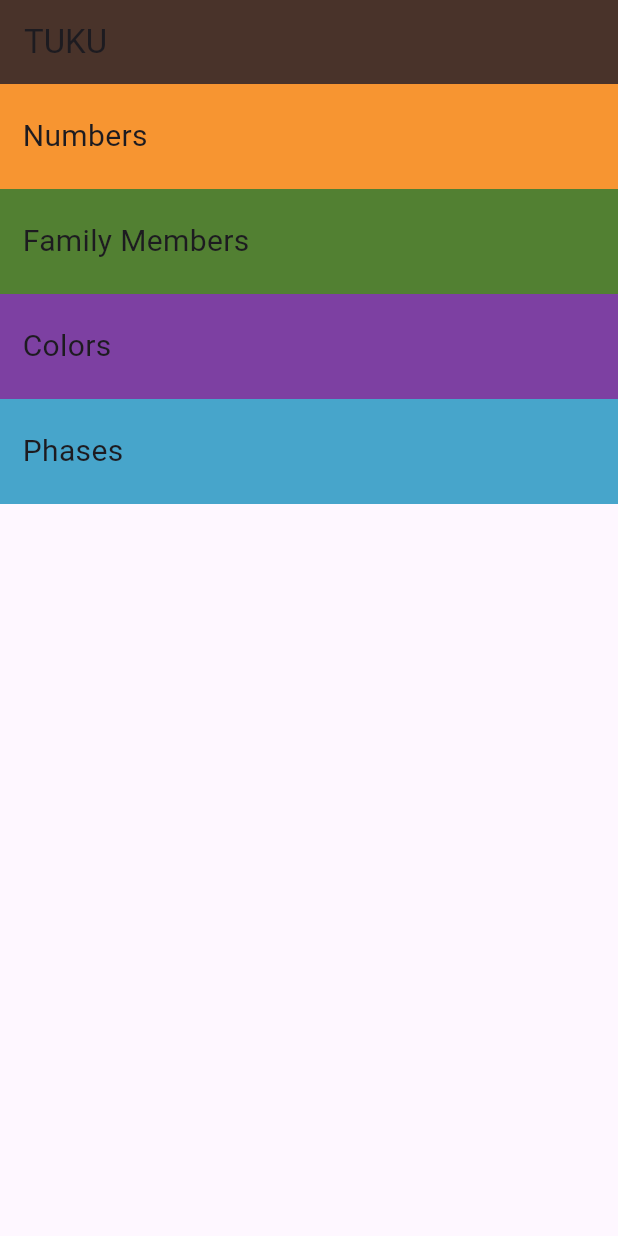
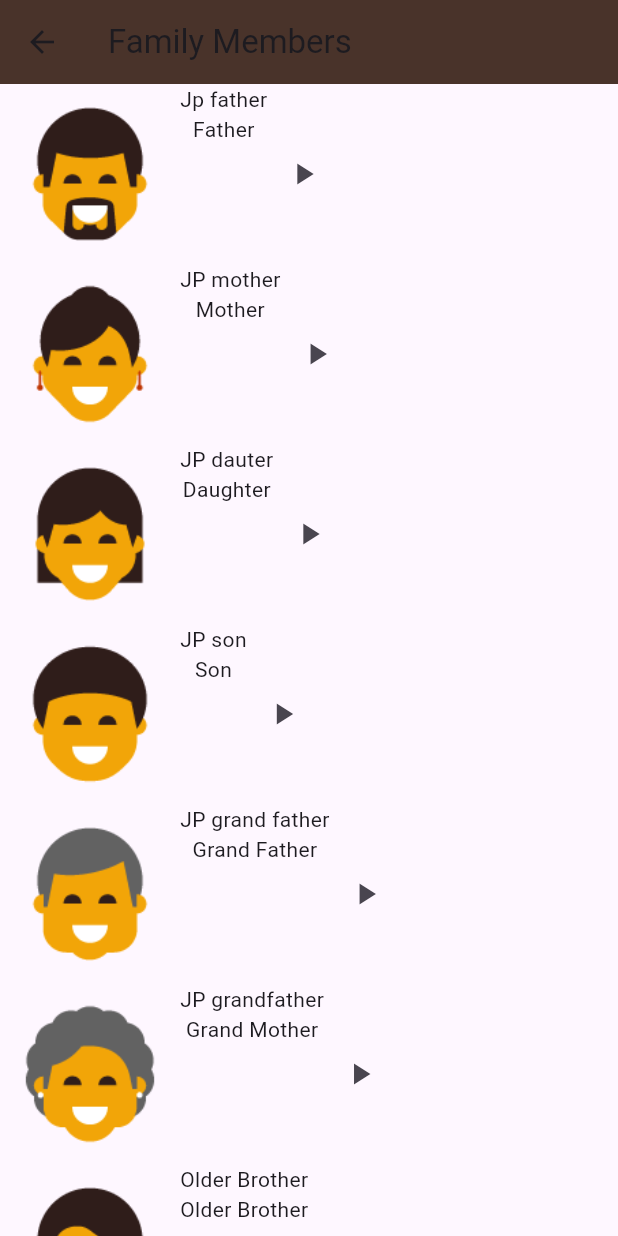
Before and after one commit to maiaboelmagde/beginning_with_Flutter, a Flutter app: the screen it shows after launch, after a tap on "Family Members", on a phone screen of 412 x 824 dp. Run offline on Flutter 3.47's test engine with Material 3 defaults, Android fonts, the phone set to English and light mode, and no system bars.

Commit message:
first step at family member page

```diff
--- /dev/null
+++ b/language_learning_app/lib/components/familyMembers_category.dart
@@ -0,0 +1,31 @@
+import 'package:audioplayers/audioplayers.dart';
+import 'package:flutter/material.dart';
+import 'package:language_learning_app/models/membersModel.dart';
+
+class mem_category extends StatelessWidget {
+  const mem_category({super.key, required this.my_mem});
+
+  final member my_mem;
+
+  @override
+  Widget build(BuildContext context) {
+    return Container(
+      width: double.infinity,
+      height: 120,
+      child: Row(
+        children: [
+          Image.asset(my_mem.mem_img),
+          Column(
+            children: [Text(my_mem.mem_jp), Text(my_mem.mem_en)],
+          ),
+          IconButton(
+              onPressed: () {
+                final player = AudioPlayer();
+                player.play(AssetSource(my_mem.mem_sound));
+              },
+              icon: Icon(Icons.play_arrow))
+        ],
+      ),
+    );
+  }
+}
--- /dev/null
+++ b/language_learning_app/lib/models/membersModel.dart
@@ -0,0 +1,12 @@
+class member {
+  final String mem_img;
+  final String mem_jp;
+  final String mem_en;
+  final String mem_sound;
+
+  const member(
+      {required this.mem_img,
+      required this.mem_jp,
+      required this.mem_en,
+      required this.mem_sound});
+}
--- a/language_learning_app/lib/models/numberModel.dart
+++ b/language_learning_app/lib/models/numberModel.dart
@@ -2,7 +2,11 @@ class Number {
   final String imgName;
   final String jpName;
   final String enName;
+  final String sound;
 
   const Number(
-      {required this.imgName, required this.jpName, required this.enName});
+      {required this.imgName,
+      required this.jpName,
+      required this.enName,
+      required this.sound});
 }
--- /dev/null
+++ b/language_learning_app/lib/screens/familymembersPage.dart
@@ -0,0 +1,76 @@
+import 'package:flutter/material.dart';
+import 'package:language_learning_app/components/familyMembers_category.dart';
+import 'package:language_learning_app/models/membersModel.dart';
+
+class familymembersPage extends StatelessWidget {
+  const familymembersPage({super.key});
+
+  final List<member> members = const [
+    member(
+        mem_img: 'assets/images/family_members/family_father.png',
+        mem_jp: 'Jp father',
+        mem_en: 'Father',
+        mem_sound: 'sounds/family_members/father.wav'),
+    member(
+        mem_img: 'assets/images/family_members/family_mother.png',
+        mem_jp: 'JP mother',
+        mem_en: 'Mother',
+        mem_sound: 'sounds/family_members/mother.wav'),
+    member(
+        mem_img: 'assets/images/family_members/family_daughter.png',
+        mem_jp: 'JP dauter',
+        mem_en: 'Daughter',
+        mem_sound: 'sounds/family_members/daughter.wav'),
+    member(
+        mem_img: 'assets/images/family_members/family_son.png',
+        mem_jp: 'JP son',
+        mem_en: 'Son',
+        mem_sound: 'sounds/family_members/son.wav'),
+    member(
+        mem_img: 'assets/images/family_members/family_grandfather.png',
+        mem_jp: 'JP grand father',
+        mem_en: 'Grand Father',
+        mem_sound: 'sounds/family_members/grand father.wav'),
+    member(
+        mem_img: 'assets/images/family_members/family_grandmother.png',
+        mem_jp: 'JP grandfather',
+        mem_en: 'Grand Mother',
+        mem_sound: 'sounds/family_members/grand mother.wav'),
+    member(
+        mem_img: 'assets/images/family_members/family_older_brother.png',
+        mem_jp: 'Older Brother',
+        mem_en: 'Older Brother',
+        mem_sound: 'sounds/family_members/older bother.wav'),
+    member(
+        mem_img: 'assets/images/family_members/family_older_sister.png',
+        mem_jp: 'Older Sister',
+        mem_en: 'Older Sister',
+        mem_sound: 'sounds/family_members/older sister.wav'),
+    member(
+        mem_img: 'assets/images/family_members/family_younger_brother.png',
+        mem_jp: 'Younger Brother',
+        mem_en: 'Younger Brother',
+        mem_sound: 'sounds/family_members/younger brohter.wav'),
+    member(
+        mem_img: 'assets/images/family_members/family_younger_sister.png',
+        mem_jp: 'Younger Sister',
+        mem_en: 'Younger Sister',
+        mem_sound: 'sounds/family_members/younger sister.wav'),
+  ];
+
+  @override
+  Widget build(BuildContext context) {
+    return Scaffold(
+        appBar: AppBar(
+          title: Text('Family Members'),
+          backgroundColor: const Color(0xFF49332A),
+        ),
+        body: ListView.builder(
+            itemCount: members.length,
+            itemBuilder: (context, indx) {
+              return mem_category(
+                my_mem: members[indx],
+              );
+            }));
+  }
+}
--- a/language_learning_app/lib/screens/homePage.dart
+++ b/language_learning_app/lib/screens/homePage.dart
@@ -1,6 +1,7 @@
 import 'package:flutter/material.dart';
 import 'package:language_learning_app/components/category_item.dart';
 import 'package:language_learning_app/screens/NumbersPage.dart';
+import 'package:language_learning_app/screens/familymembersPage.dart';
 
 class homePage extends StatelessWidget {
   const homePage({super.key});
@@ -28,7 +29,11 @@ class homePage extends StatelessWidget {
           category(
             text: "Family Members",
             color: Color(0xFFF528032),
-            ontap: () {},
+            ontap: () {
+              Navigator.push(context, MaterialPageRoute(builder: (context) {
+                return familymembersPage();
+              }));
+            },
           ),
           category(
             text: "Colors",
--- a/language_learning_app/pubspec.yaml
+++ b/language_learning_app/pubspec.yaml
@@ -35,6 +35,7 @@ dependencies:
   # The following adds the Cupertino Icons font to your application.
   # Use with the CupertinoIcons class for iOS style icons.
   cupertino_icons: ^1.0.2
+  audioplayers: ^5.2.1
 
 dev_dependencies:
   flutter_test:
@@ -63,6 +64,8 @@ flutter:
     - assets/images/family_members/
     - assets/images/numbers/
     - assets/images/colors/
+    - assets/sounds/numbers/
+    - assets/sounds/family_members/
 
 
   # An image asset can refer to one or more resolution-specific "variants", see
```
Also changed, not shown: language_learning_app/lib/components/num_category.dart (+19 -12 lines), language_learning_app/lib/screens/NumbersPage.dart (+21 -11 lines), language_learning_app/pubspec.lock, 6 other files.
